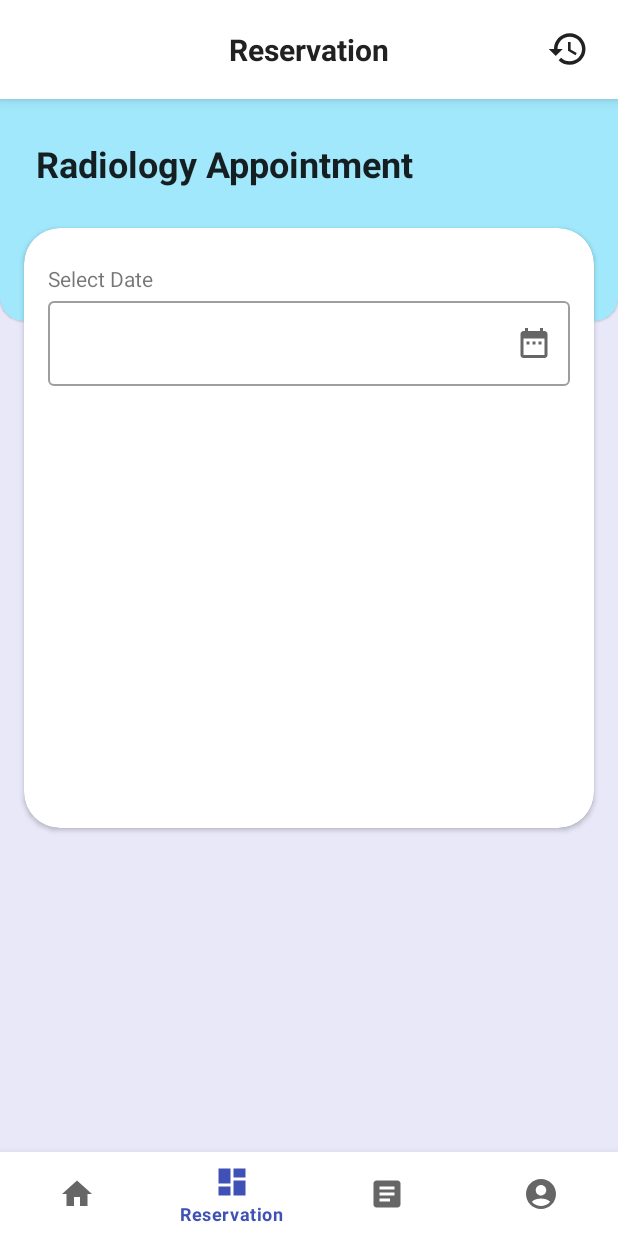
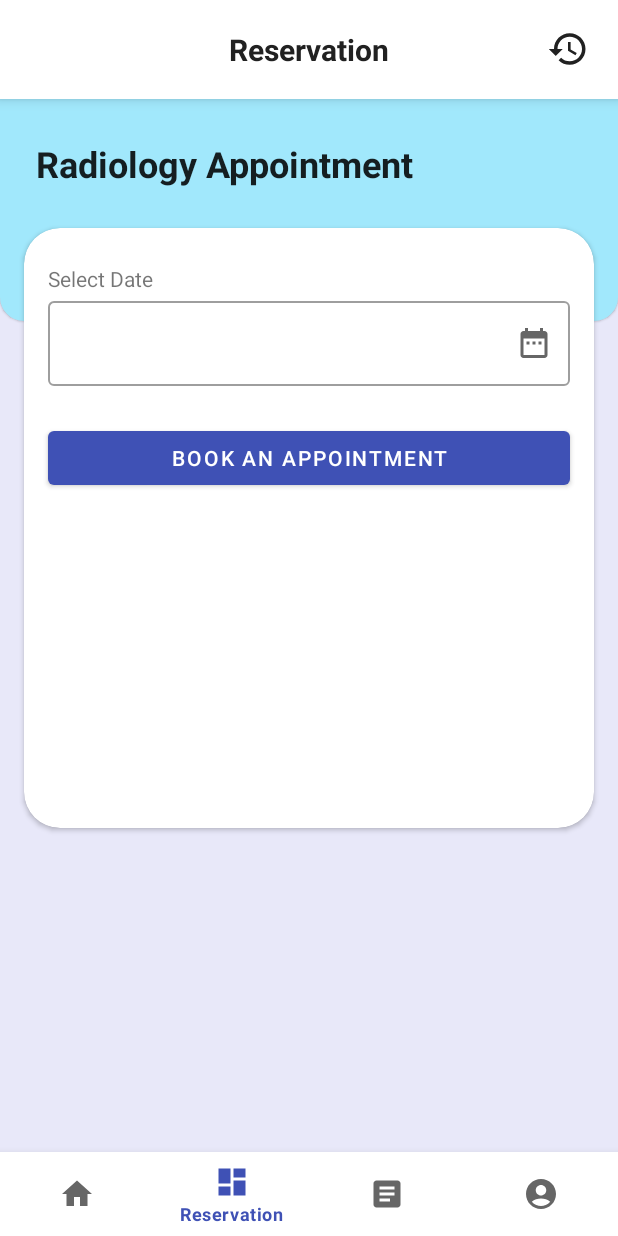
Before and after one commit to er4files/Mira, an Android app: the ReservationFragment screen opened through its navigation route, on a phone screen of 412 x 824 dp. Run offline under Robolectric (Android 15) with nearby library versions, the light colour scheme and no system bars; our stand-ins replace Firebase (no records; nobody signed in at launch, a user with empty details on screens opened directly), navigation-ui; network calls fail; pictures from the network do not load; 1 statement that could not run was skipped.

Commit message:
Fix Reservation, Fix post login

```diff
--- a/app/src/main/res/layout/activity_article.xml
+++ b/app/src/main/res/layout/activity_article.xml
@@ -16,6 +16,8 @@
         android:layout_height="wrap_content"
         android:background="@color/white"
         android:padding="14dp"
+        app:layout_constraintEnd_toEndOf="parent"
+        app:layout_constraintStart_toStartOf="parent"
         app:layout_constraintTop_toTopOf="parent">
 
         <!-- Article Title -->
--- a/app/src/main/res/layout/activity_consultation.xml
+++ b/app/src/main/res/layout/activity_consultation.xml
@@ -15,6 +15,8 @@
         android:layout_height="wrap_content"
         android:background="@color/white"
         android:padding="14dp"
+        app:layout_constraintEnd_toEndOf="parent"
+        app:layout_constraintStart_toStartOf="parent"
         app:layout_constraintTop_toTopOf="parent">
 
         <TextView
--- a/app/src/main/res/layout/activity_form_reservation.xml
+++ b/app/src/main/res/layout/activity_form_reservation.xml
@@ -21,7 +21,7 @@
             android:id="@+id/reservation_title"
             android:layout_width="wrap_content"
             android:layout_height="wrap_content"
-            android:text="@string/reservation"
+            android:text="@string/form_reservation"
             android:textColor="@color/gray"
             android:textSize="20sp"
             android:textStyle="bold"
--- a/app/src/main/res/layout/activity_history.xml
+++ b/app/src/main/res/layout/activity_history.xml
@@ -14,6 +14,8 @@
         android:layout_height="wrap_content"
         android:background="@color/white"
         android:padding="14dp"
+        app:layout_constraintEnd_toEndOf="parent"
+        app:layout_constraintStart_toStartOf="parent"
         app:layout_constraintTop_toTopOf="parent">
 
         <TextView
--- a/app/src/main/res/layout/activity_login.xml
+++ b/app/src/main/res/layout/activity_login.xml
@@ -15,6 +15,8 @@
         android:layout_height="wrap_content"
         android:background="@color/white"
         android:padding="14dp"
+        app:layout_constraintEnd_toEndOf="parent"
+        app:layout_constraintStart_toStartOf="parent"
         app:layout_constraintTop_toTopOf="parent">
 
         <TextView
@@ -90,7 +92,7 @@
         <com.google.android.material.textfield.TextInputEditText
             android:id="@+id/emailEditText"
             android:layout_width="match_parent"
-            android:layout_height="49dp"
+            android:layout_height="wrap_content"
             android:ems="10"
             android:inputType="textEmailAddress"
             tools:ignore="SpeakableTextPresentCheck" />
@@ -128,7 +130,7 @@
         <com.mira.mira.view.component.MyEditTextPassword
             android:id="@+id/passwordEditText"
             android:layout_width="match_parent"
-            android:layout_height="49dp"
+            android:layout_height="wrap_content"
             android:ems="10"
             android:inputType="textPassword"
             tools:ignore="SpeakableTextPresentCheck" />
--- a/app/src/main/res/layout/activity_notification.xml
+++ b/app/src/main/res/layout/activity_notification.xml
@@ -14,6 +14,8 @@
         android:layout_height="wrap_content"
         android:background="@color/white"
         android:padding="8dp"
+        app:layout_constraintEnd_toEndOf="parent"
+        app:layout_constraintStart_toStartOf="parent"
         app:layout_constraintTop_toTopOf="parent">
 
         <TextView
@@ -24,10 +26,10 @@
             android:textColor="@color/gray"
             android:textSize="20sp"
             android:textStyle="bold"
-            app:layout_constraintTop_toTopOf="parent"
             app:layout_constraintBottom_toBottomOf="parent"
+            app:layout_constraintEnd_toEndOf="parent"
             app:layout_constraintStart_toStartOf="parent"
-            app:layout_constraintEnd_toEndOf="parent" />
+            app:layout_constraintTop_toTopOf="parent" />
 
         <ImageView
             android:id="@+id/back_icon"
--- a/app/src/main/res/layout/activity_signup.xml
+++ b/app/src/main/res/layout/activity_signup.xml
@@ -15,6 +15,8 @@
         android:layout_height="wrap_content"
         android:background="@color/white"
         android:padding="14dp"
+        app:layout_constraintEnd_toEndOf="parent"
+        app:layout_constraintStart_toStartOf="parent"
         app:layout_constraintTop_toTopOf="parent">
 
         <TextView
--- a/app/src/main/res/layout/fragment_home.xml
+++ b/app/src/main/res/layout/fragment_home.xml
@@ -13,6 +13,8 @@
         android:layout_height="wrap_content"
         android:background="@color/white"
         android:padding="8dp"
+        app:layout_constraintEnd_toEndOf="parent"
+        app:layout_constraintStart_toStartOf="parent"
         app:layout_constraintTop_toTopOf="parent">
 
         <LinearLayout
--- a/app/src/main/res/layout/fragment_reservation.xml
+++ b/app/src/main/res/layout/fragment_reservation.xml
@@ -15,6 +15,8 @@
         android:background="@color/white"
         android:elevation="5dp"
         android:padding="8dp"
+        app:layout_constraintEnd_toEndOf="parent"
+        app:layout_constraintStart_toStartOf="parent"
         app:layout_constraintTop_toTopOf="parent">
 
         <TextView
@@ -88,6 +90,16 @@
                 <!--                    app:layout_constraintStart_toStartOf="parent"-->
                 <!--                    app:layout_constraintTop_toTopOf="parent" />-->
 
+                <TextView
+                    android:id="@+id/textView7"
+                    android:layout_width="wrap_content"
+                    android:layout_height="wrap_content"
+                    android:layout_marginStart="16dp"
+                    android:layout_marginTop="24dp"
+                    android:text="@string/reservation_select_date"
+                    app:layout_constraintStart_toStartOf="parent"
+                    app:layout_constraintTop_toTopOf="parent" />
+
                 <com.google.android.material.textfield.TextInputLayout
                     android:id="@+id/dateTextInputLayout"
                     style="@style/Widget.MaterialComponents.TextInputLayout.OutlinedBox"
@@ -107,15 +119,18 @@
                         android:layout_height="wrap_content" />
                 </com.google.android.material.textfield.TextInputLayout>
 
-                <TextView
-                    android:id="@+id/textView7"
-                    android:layout_width="wrap_content"
+                <Button
+                    android:id="@+id/reservationButton"
+                    android:layout_width="0dp"
                     android:layout_height="wrap_content"
                     android:layout_marginStart="16dp"
                     android:layout_marginTop="24dp"
-                    android:text="@string/reservation_select_date"
+                    android:layout_marginEnd="16dp"
+                    android:text="@string/book_an_appointment"
+                    app:layout_constraintEnd_toEndOf="parent"
+                    app:layout_constraintHorizontal_bias="0.0"
                     app:layout_constraintStart_toStartOf="parent"
-                    app:layout_constraintTop_toTopOf="parent" />
+                    app:layout_constraintTop_toBottomOf="@+id/dateTextInputLayout" />
             </androidx.constraintlayout.widget.ConstraintLayout>
 
         </androidx.cardview.widget.CardView>
--- a/app/src/main/res/layout/fragment_results.xml
+++ b/app/src/main/res/layout/fragment_results.xml
@@ -14,6 +14,8 @@
         android:layout_height="wrap_content"
         android:background="@color/white"
         android:padding="16dp"
+        app:layout_constraintEnd_toEndOf="parent"
+        app:layout_constraintStart_toStartOf="parent"
         app:layout_constraintTop_toTopOf="parent">
 
         <TextView
@@ -24,10 +26,10 @@
             android:textColor="@color/gray"
             android:textSize="20sp"
             android:textStyle="bold"
-            app:layout_constraintTop_toTopOf="parent"
             app:layout_constraintBottom_toBottomOf="parent"
+            app:layout_constraintEnd_toEndOf="parent"
             app:layout_constraintStart_toStartOf="parent"
-            app:layout_constraintEnd_toEndOf="parent" />
+            app:layout_constraintTop_toTopOf="parent" />
     </androidx.constraintlayout.widget.ConstraintLayout>
 
     <androidx.recyclerview.widget.RecyclerView
--- a/app/src/main/res/values/strings.xml
+++ b/app/src/main/res/values/strings.xml
@@ -46,5 +46,7 @@
     <string name="reservation_date">Reservation Date</string>
     <string name="reservation_select_date">Select Date</string>
 
+    <string name="book_an_appointment">Book an Appointment</string>
+    <string name="form_reservation">Form Reservasi</string>
 
 </resources>
```
Also changed, not shown: app/src/main/java/com/mira/mira/view/formReservation/FormReservationActivity.kt (+31 -6 lines), app/src/main/java/com/mira/mira/view/login/LoginActivity.kt (+11 -3 lines), app/src/main/java/com/mira/mira/view/reservation/ReservationFragment.kt (+12 -0 lines), 1 other file.
